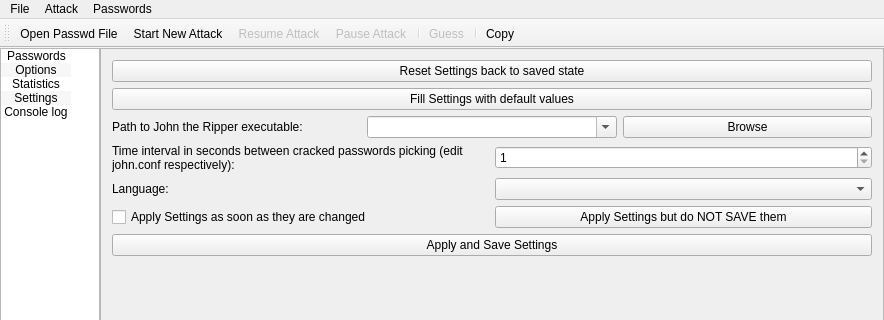
First picture: the form in mainwindow.ui, repository openwall/johnny, before the edit; both pictures show x 0 to 884 and y 0 to 320 of the 884 by 655 pixel window.
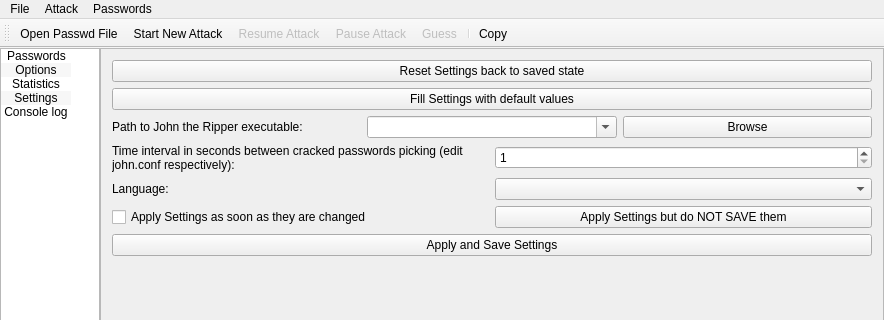
Second picture: the form after the edit. The open tabs and pages were chosen to show the change. Icons and pictures are not drawn.

Commit message: Adress PR comments and make last session open automatically.

```diff
--- a/mainwindow.ui
+++ b/mainwindow.ui
@@ -1149,7 +1149,6 @@
    <addaction name="actionStartAttack"/>
    <addaction name="actionResumeAttack"/>
    <addaction name="actionPauseAttack"/>
-   <addaction name="separator"/>
    <addaction name="actionGuessPassword"/>
    <addaction name="separator"/>
    <addaction name="actionCopyToClipboard"/>
```
Left out of the diff: 8 changed lines with no effect on the pictures. The commit also changes 2 other files.
